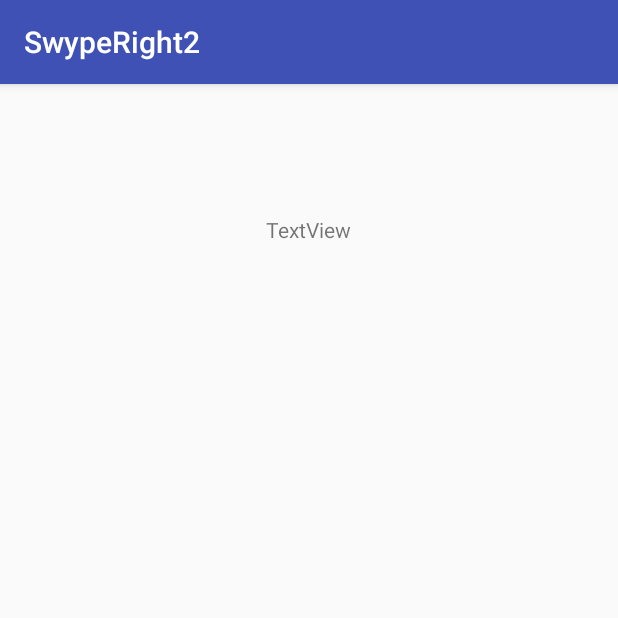
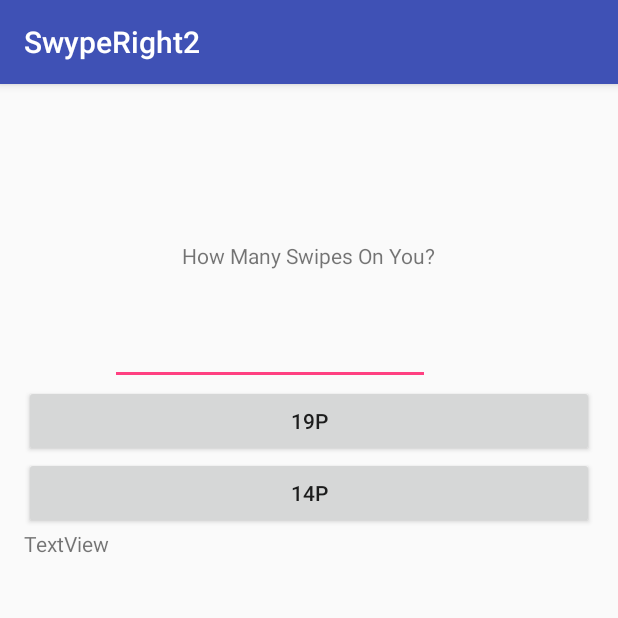
Before and after one commit to tanzeelak/SwypeRight, an Android app: the Menu screen opened directly, with no data from a screen before it, on a phone screen of 412 x 824 dp, the top half of it. Run offline under Robolectric (Android 15) with nearby library versions, the phone set to English and light mode, and no system bars; 1 statement that could not run was skipped.

Commit message:
we have a home page

```diff
--- a/app/build.gradle
+++ b/app/build.gradle
@@ -25,5 +25,6 @@ dependencies {
         exclude group: 'com.android.support', module: 'support-annotations'
     })
     compile 'com.android.support:appcompat-v7:23.4.0'
+    compile 'com.android.support:design:23.4.0'
     testCompile 'junit:junit:4.12'
 }
--- a/app/src/main/AndroidManifest.xml
+++ b/app/src/main/AndroidManifest.xml
@@ -15,7 +15,11 @@
                 <category android:name="android.intent.category.LAUNCHER" />
             </intent-filter>
         </activity>
-        <activity android:name=".Menu"></activity>
+        <activity android:name=".Menu" />
+        <activity
+            android:name=".howmany"
+            android:label="@string/title_activity_howmany"
+            android:theme="@style/AppTheme.NoActionBar"></activity>
     </application>
 
 </manifest>
--- a/app/src/main/java/com/example/tanzeelakhan/swyperight2/Menu.java
+++ b/app/src/main/java/com/example/tanzeelakhan/swyperight2/Menu.java
@@ -2,12 +2,55 @@ package com.example.tanzeelakhan.swyperight2;
 
 import android.support.v7.app.AppCompatActivity;
 import android.os.Bundle;
+import android.view.View;
+import android.widget.Button;
+import android.widget.EditText;
+import android.widget.TextView;
 
 public class Menu extends AppCompatActivity {
+
+    private TotalText totalText;
+    private Button button4;
+    private Button button5;
+
+    private int plan;
+
+    private TextView remainTextView;
 
     @Override
     protected void onCreate(Bundle savedInstanceState) {
         super.onCreate(savedInstanceState);
         setContentView(R.layout.activity_menu);
+
+        totalText = (TotalText) findViewById(R.id.totalText);
+        button4 = (Button) findViewById(R.id.button4);
+        button5 = (Button) findViewById(R.id.button5);
+        remainTextView = (TextView) findViewById(R.id.remainTextView);
+
+        button4.setOnClickListener(new View.OnClickListener() {
+            @Override
+            public void onClick(View v) {
+                //what to do on click?
+//                plan = 19;
+//                plan*=10;
+                plan = 19;
+
+                remainTextView.setText("190");
+
+            }
+        });
+
+        button5.setOnClickListener(new View.OnClickListener() {
+            @Override
+            public void onClick(View v) {
+                plan = 14;
+                remainTextView.setText("140");
+
+            }
+        });
+
     }
+
+
+    //create function that calculates
 }
--- a/app/src/main/res/layout/activity_menu.xml
+++ b/app/src/main/res/layout/activity_menu.xml
@@ -10,13 +10,58 @@
     android:paddingTop="@dimen/activity_vertical_margin"
     tools:context="com.example.tanzeelakhan.swyperight2.Menu">
 
-    <TextView
-        android:text="TextView"
-        android:layout_width="wrap_content"
-        android:layout_height="wrap_content"
+
+
+    <LinearLayout
+        android:orientation="vertical"
+        android:layout_width="match_parent"
+        android:layout_height="match_parent"
         android:layout_alignParentTop="true"
         android:layout_centerHorizontal="true"
-        android:layout_marginTop="71dp"
-        android:id="@+id/textView"
-        tools:text="Started Menu Activity!!!" />
+        android:layout_marginTop="17dp">
+
+
+        <TextView
+            android:layout_width="wrap_content"
+            android:layout_height="wrap_content"
+            android:layout_alignParentTop="true"
+            android:layout_centerHorizontal="true"
+            android:layout_gravity="center"
+            android:layout_marginTop="71dp"
+            android:id="@+id/textView"
+            android:text="How Many Swipes On You?" />
+
+        <EditText
+            android:layout_width="wrap_content"
+            android:layout_height="wrap_content"
+            android:inputType="textPersonName"
+            android:ems="10"
+            android:layout_below="@+id/textView"
+            android:layout_alignParentStart="true"
+            android:layout_marginStart="57dp"
+            android:layout_marginTop="31dp"
+            android:id="@+id/allTes" />
+
+        <Button
+            android:text="19P"
+            android:layout_width="match_parent"
+            android:layout_height="wrap_content"
+            android:id="@+id/button4" />
+
+        <Button
+            android:text="14P"
+            android:layout_width="match_parent"
+            android:layout_height="wrap_content"
+            android:id="@+id/button5" />
+
+        <TextView
+            android:text="TextView"
+            android:layout_width="match_parent"
+            android:layout_height="wrap_content"
+            android:id="@+id/remainTextView"
+            android:layout_gravity="center"/>
+
+
+    </LinearLayout>
+
 </RelativeLayout>
--- /dev/null
+++ b/app/src/main/res/values-v21/styles.xml
@@ -0,0 +1,9 @@
+<resources>
+
+    <style name="AppTheme.NoActionBar">
+        <item name="windowActionBar">false</item>
+        <item name="windowNoTitle">true</item>
+        <item name="android:windowDrawsSystemBarBackgrounds">true</item>
+        <item name="android:statusBarColor">@android:color/transparent</item>
+    </style>
+</resources>
--- a/app/src/main/res/values/dimens.xml
+++ b/app/src/main/res/values/dimens.xml
@@ -2,4 +2,5 @@
     <!-- Default screen margins, per the Android Design guidelines. -->
     <dimen name="activity_horizontal_margin">16dp</dimen>
     <dimen name="activity_vertical_margin">16dp</dimen>
+    <dimen name="fab_margin">16dp</dimen>
 </resources>
--- a/app/src/main/res/values/strings.xml
+++ b/app/src/main/res/values/strings.xml
@@ -1,3 +1,4 @@
 <resources>
     <string name="app_name">SwypeRight2</string>
+    <string name="title_activity_howmany">howmany</string>
 </resources>
--- a/app/src/main/res/values/styles.xml
+++ b/app/src/main/res/values/styles.xml
@@ -8,4 +8,13 @@
         <item name="colorAccent">@color/colorAccent</item>
     </style>
 
+    <style name="AppTheme.NoActionBar">
+        <item name="windowActionBar">false</item>
+        <item name="windowNoTitle">true</item>
+    </style>
+
+    <style name="AppTheme.AppBarOverlay" parent="ThemeOverlay.AppCompat.Dark.ActionBar" />
+
+    <style name="AppTheme.PopupOverlay" parent="ThemeOverlay.AppCompat.Light" />
+
 </resources>
```
Also changed, not shown: app/src/main/java/com/example/tanzeelakhan/swyperight2/howmany.java (added, +29 -0 lines), app/src/main/res/layout/activity_howmany.xml (added, +34 -0 lines), app/src/main/res/layout/content_howmany.xml (added, +24 -0 lines).
